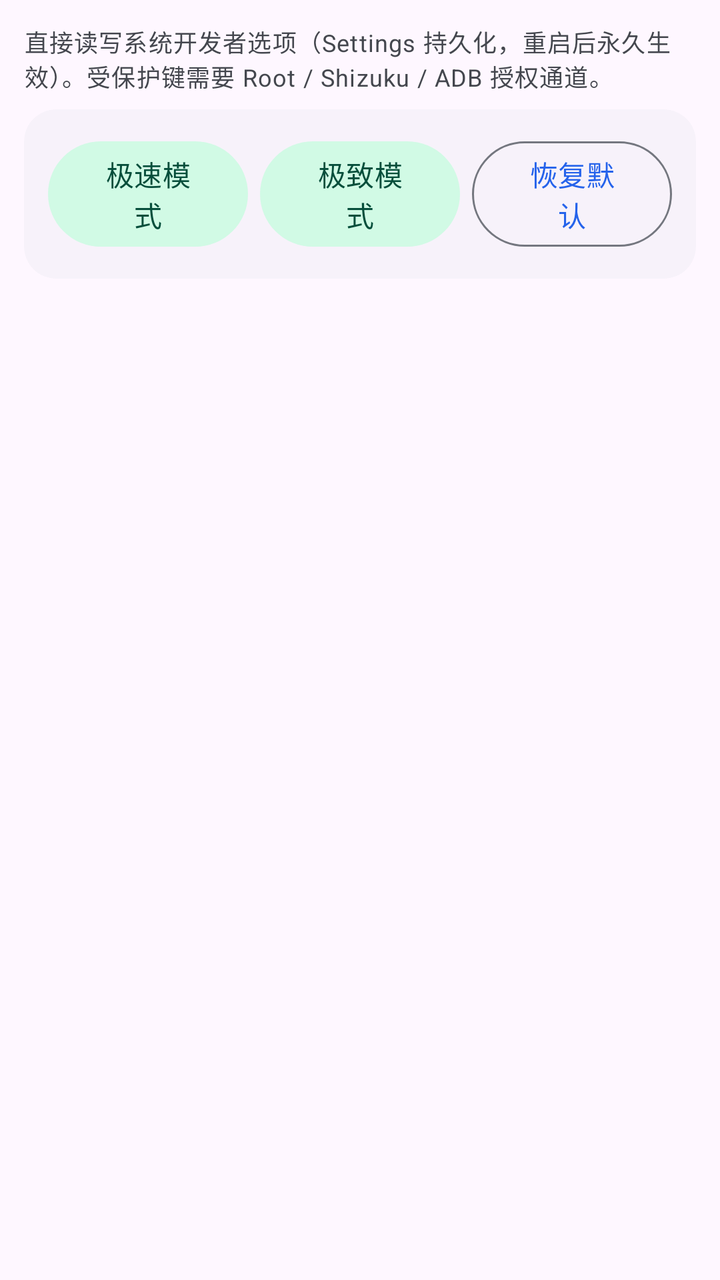
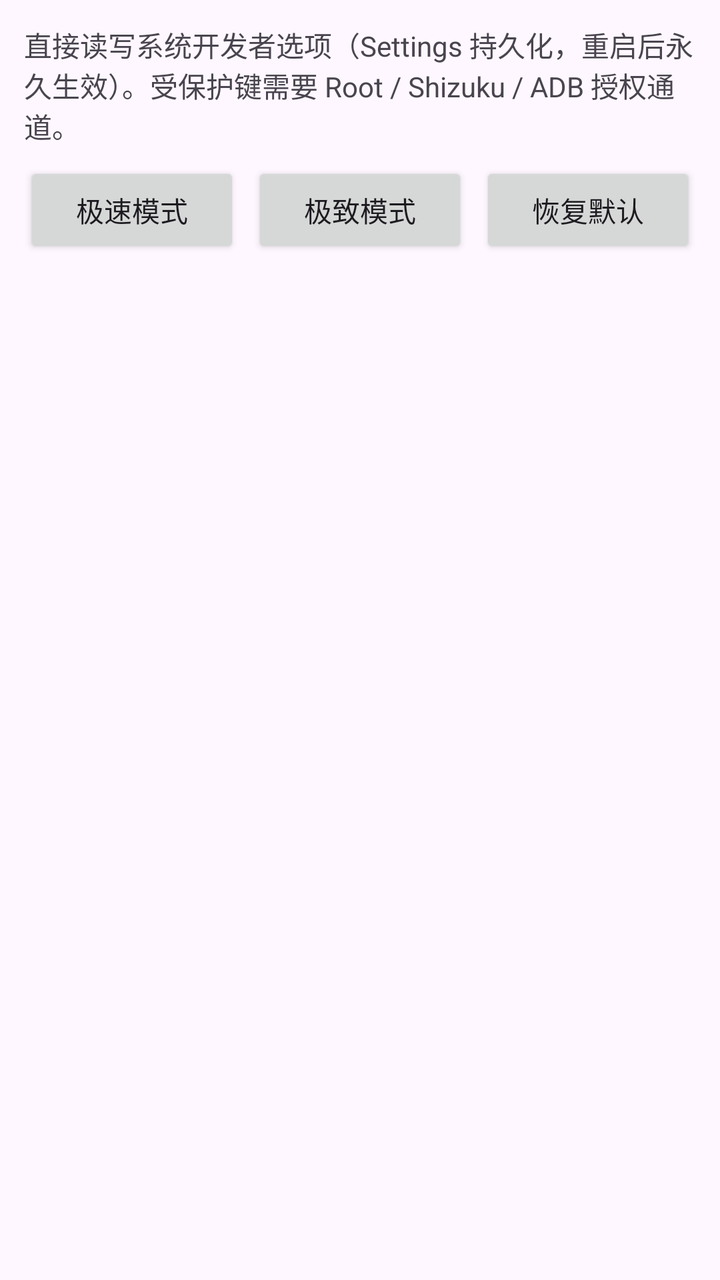

An Android layout rendered at two revisions. The XML below is the earlier revision; the diff shows what the commit changed to produce the second picture.
<!-- AndroidManifest.xml: application theme Theme.AccessibilityManagerPro -->
<!-- res/layout/fragment_dev.xml -->
<?xml version="1.0" encoding="utf-8"?>
<LinearLayout xmlns:android="http://schemas.android.com/apk/res/android"
    xmlns:app="http://schemas.android.com/apk/res-auto"
    android:layout_width="match_parent"
    android:layout_height="match_parent"
    android:orientation="vertical"
    android:padding="12dp">

    <TextView
        android:layout_width="match_parent"
        android:layout_height="wrap_content"
        android:text="@string/dev_hint"
        android:textAppearance="?attr/textAppearanceBodySmall"
        android:textColor="?attr/colorOnSurfaceVariant" />

    
    <com.google.android.material.card.MaterialCardView
        style="@style/Widget.Card"
        android:layout_width="match_parent"
        android:layout_height="wrap_content"
        android:layout_marginTop="8dp">

        <LinearLayout
            android:layout_width="match_parent"
            android:layout_height="wrap_content"
            android:orientation="horizontal"
            android:padding="12dp">

            <com.google.android.material.button.MaterialButton
                android:id="@+id/btn_preset_fast"
                style="@style/Widget.Material3.Button.TonalButton"
                android:layout_width="0dp"
                android:layout_height="wrap_content"
                android:layout_weight="1"
                android:layout_marginEnd="6dp"
                android:text="@string/dev_preset_fast" />

            <com.google.android.material.button.MaterialButton
                android:id="@+id/btn_preset_extreme"
                style="@style/Widget.Material3.Button.TonalButton"
                android:layout_width="0dp"
                android:layout_height="wrap_content"
                android:layout_weight="1"
                android:layout_marginEnd="6dp"
                android:text="@string/dev_preset_extreme" />

            <com.google.android.material.button.MaterialButton
                android:id="@+id/btn_preset_default"
                style="@style/Widget.Material3.Button.OutlinedButton"
                android:layout_width="0dp"
                android:layout_height="wrap_content"
                android:layout_weight="1"
                android:text="@string/dev_preset_default" />
        </LinearLayout>
    </com.google.android.material.card.MaterialCardView>

    
    <androidx.recyclerview.widget.RecyclerView
        android:id="@+id/recycler"
        android:layout_width="match_parent"
        android:layout_height="0dp"
        android:layout_weight="1"
        android:layout_marginTop="8dp"
        android:clipToPadding="false"
        android:paddingBottom="16dp" />
</LinearLayout>
<!-- resources referenced by this layout -->
<resources>
  <string name="dev_hint">直接读写系统开发者选项（Settings 持久化，重启后永久生效）。受保护键需要 Root / Shizuku / ADB 授权通道。</string>
  <string name="dev_preset_default">恢复默认</string>
  <string name="dev_preset_extreme">极致模式</string>
  <string name="dev_preset_fast">极速模式</string>
  <style name="Widget.Card" parent="Widget.Material3.CardView.Elevated">
          <item name="cardCornerRadius">16dp</item>
          <item name="cardElevation">1dp</item>
          <item name="strokeWidth">0dp</item>
      </style>
  <style name="Theme.AccessibilityManagerPro" parent="Theme.Material3.DayNight.NoActionBar">
          <item name="colorPrimary">@color/primary</item>
          <item name="colorOnPrimary">@color/on_primary</item>
          <item name="colorPrimaryContainer">@color/primary_container</item>
          <item name="colorOnPrimaryContainer">@color/on_primary_container</item>
          <item name="colorSecondary">@color/secondary</item>
          <item name="colorOnSecondary">@color/on_secondary</item>
          <item name="colorSecondaryContainer">@color/secondary_container</item>
          <item name="colorOnSecondaryContainer">@color/on_secondary_container</item>
          <item name="colorSurfaceVariant">@color/surface_variant</item>
          <item name="colorOnSurfaceVariant">@color/on_surface_variant</item>
          <item name="colorOutline">@color/outline</item>
          <item name="android:windowBackground">?attr/colorSurface</item>
      </style>
  <color name="primary">#2563EB</color>
  <color name="on_primary">#FFFFFF</color>
  <color name="primary_container">#DBEAFE</color>
  <color name="on_primary_container">#1E3A8A</color>
  <color name="secondary">#059669</color>
  <color name="on_secondary">#FFFFFF</color>
  <color name="secondary_container">#D1FAE5</color>
  <color name="on_secondary_container">#064E3B</color>
  <color name="surface_variant">#EEF1F6</color>
  <color name="on_surface_variant">#44474E</color>
  <color name="outline">#74777F</color>
</resources>

<!-- the commit's change to res/layout/fragment_dev.xml (unified diff, before → after) -->
@@ -1,6 +1,5 @@
 <?xml version="1.0" encoding="utf-8"?>
 <LinearLayout xmlns:android="http://schemas.android.com/apk/res/android"
-    xmlns:app="http://schemas.android.com/apk/res-auto"
     android:layout_width="match_parent"
     android:layout_height="match_parent"
     android:orientation="vertical"
@@ -10,49 +9,40 @@
         android:layout_width="match_parent"
         android:layout_height="wrap_content"
         android:text="@string/dev_hint"
-        android:textAppearance="?attr/textAppearanceBodySmall"
-        android:textColor="?attr/colorOnSurfaceVariant" />
+        android:textAppearance="?android:attr/textAppearanceSmall"
+        android:textColor="?android:attr/textColorSecondary"
+        android:paddingBottom="8dp" />
 
     
-    <com.google.android.material.card.MaterialCardView
-        style="@style/Widget.Card"
+    <LinearLayout
         android:layout_width="match_parent"
         android:layout_height="wrap_content"
-        android:layout_marginTop="8dp">
+        android:orientation="horizontal"
+        android:layout_marginBottom="8dp">
 
-        <LinearLayout
-            android:layout_width="match_parent"
+        <Button
+            android:id="@+id/btn_preset_fast"
+            android:layout_width="0dp"
             android:layout_height="wrap_content"
-            android:orientation="horizontal"
-            android:padding="12dp">
+            android:layout_weight="1"
+            android:layout_marginEnd="6dp"
+            android:text="@string/dev_preset_fast" />
 
-            <com.google.android.material.button.MaterialButton
-                android:id="@+id/btn_preset_fast"
-                style="@style/Widget.Material3.Button.TonalButton"
-                android:layout_width="0dp"
-                android:layout_height="wrap_content"
-                android:layout_weight="1"
-                android:layout_marginEnd="6dp"
-                android:text="@string/dev_preset_fast" />
+        <Button
+            android:id="@+id/btn_preset_extreme"
+            android:layout_width="0dp"
+            android:layout_height="wrap_content"
+            android:layout_weight="1"
+            android:layout_marginEnd="6dp"
+            android:text="@string/dev_preset_extreme" />
 
-            <com.google.android.material.button.MaterialButton
-                android:id="@+id/btn_preset_extreme"
-                style="@style/Widget.Material3.Button.TonalButton"
-                android:layout_width="0dp"
-                android:layout_height="wrap_content"
-                android:layout_weight="1"
-                android:layout_marginEnd="6dp"
-                android:text="@string/dev_preset_extreme" />
-
-            <com.google.android.material.button.MaterialButton
-                android:id="@+id/btn_preset_default"
-                style="@style/Widget.Material3.Button.OutlinedButton"
-                android:layout_width="0dp"
-                android:layout_height="wrap_content"
-                android:layout_weight="1"
-                android:text="@string/dev_preset_default" />
-        </LinearLayout>
-    </com.google.android.material.card.MaterialCardView>
+        <Button
+            android:id="@+id/btn_preset_default"
+            android:layout_width="0dp"
+            android:layout_height="wrap_content"
+            android:layout_weight="1"
+            android:text="@string/dev_preset_default" />
+    </LinearLayout>
 
     
     <androidx.recyclerview.widget.RecyclerView
@@ -60,7 +50,6 @@
         android:layout_width="match_parent"
         android:layout_height="0dp"
         android:layout_weight="1"
-        android:layout_marginTop="8dp"
         android:clipToPadding="false"
         android:paddingBottom="16dp" />
 </LinearLayout>
<!-- resource entries referenced after the edit -->
@@ -4,11 +4,6 @@
   <string name="dev_preset_default">恢复默认</string>
   <string name="dev_preset_extreme">极致模式</string>
   <string name="dev_preset_fast">极速模式</string>
-  <style name="Widget.Card" parent="Widget.Material3.CardView.Elevated">
-          <item name="cardCornerRadius">16dp</item>
-          <item name="cardElevation">1dp</item>
-          <item name="strokeWidth">0dp</item>
-      </style>
   <style name="Theme.AccessibilityManagerPro" parent="Theme.Material3.DayNight.NoActionBar">
           <item name="colorPrimary">@color/primary</item>
           <item name="colorOnPrimary">@color/on_primary</item>
